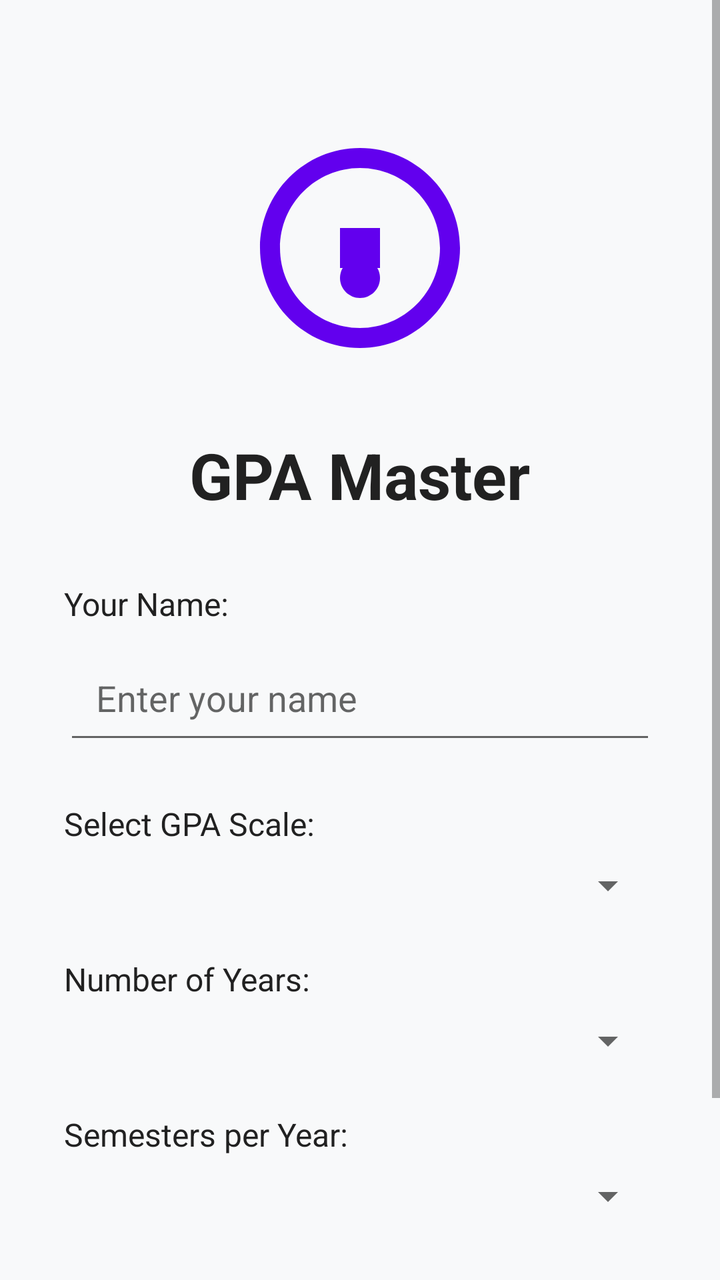
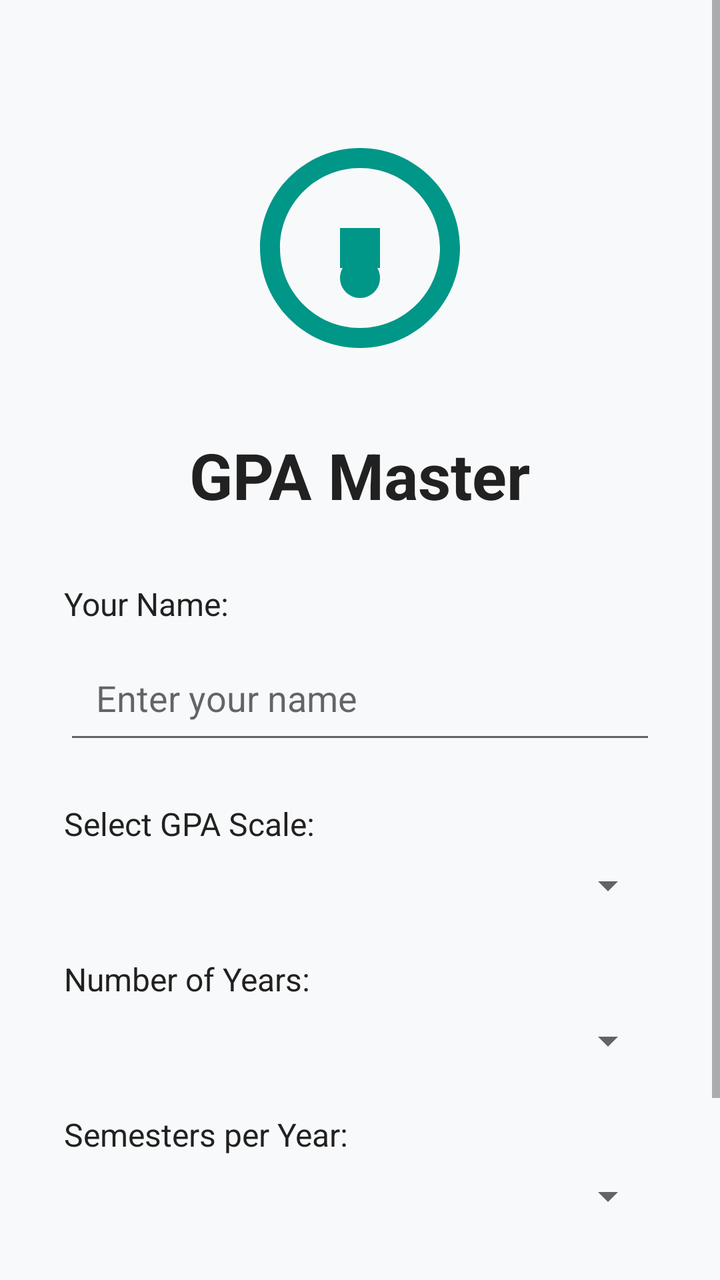

Screens rendered from an Android XML layout before and after an edit, with the pre-edit source and the edit as a unified diff.
<!-- AndroidManifest.xml: application theme Theme.AppCompat.Light.NoActionBar -->
<!-- res/layout/activity_login.xml -->
<?xml version="1.0" encoding="utf-8"?>
<ScrollView xmlns:android="http://schemas.android.com/apk/res/android"
    xmlns:app="http://schemas.android.com/apk/res-auto"
    android:layout_width="match_parent"
    android:layout_height="match_parent"
    android:background="@color/background">

    <LinearLayout
        android:layout_width="match_parent"
        android:layout_height="wrap_content"
        android:orientation="vertical"
        android:padding="32dp">

        <ImageView
            android:id="@+id/imageView"
            android:layout_width="120dp"
            android:layout_height="120dp"
            android:layout_gravity="center"
            android:layout_marginTop="32dp"
            android:layout_marginBottom="32dp"
            android:src="@drawable/ic_gpa"
            app:tint="@color/primary" />

        <TextView
            android:id="@+id/textView"
            android:layout_width="wrap_content"
            android:layout_height="wrap_content"
            android:layout_gravity="center"
            android:layout_marginBottom="32dp"
            android:text="GPA Master"
            android:textColor="@color/text_primary"
            android:textSize="32sp"
            android:textStyle="bold" />

        <TextView
            android:id="@+id/textView2"
            android:layout_width="wrap_content"
            android:layout_height="wrap_content"
            android:layout_marginBottom="8dp"
            android:text="Your Name:"
            android:textColor="@color/text_primary"
            android:textSize="16sp" />

        <EditText
            android:id="@+id/et_name"
            android:layout_width="match_parent"
            android:layout_height="wrap_content"
            android:layout_marginBottom="24dp"
            android:hint="Enter your name"
            android:inputType="textPersonName"
            android:maxLines="1"
            android:padding="16dp" />

        <TextView
            android:id="@+id/textView3"
            android:layout_width="wrap_content"
            android:layout_height="wrap_content"
            android:layout_marginBottom="8dp"
            android:text="Select GPA Scale:"
            android:textColor="@color/text_primary"
            android:textSize="16sp" />

        <Spinner
            android:id="@+id/spinner_scale"
            android:layout_width="match_parent"
            android:layout_height="wrap_content"
            android:layout_marginBottom="24dp" />

        <TextView
            android:id="@+id/textView4"
            android:layout_width="wrap_content"
            android:layout_height="wrap_content"
            android:layout_marginBottom="8dp"
            android:text="Number of Years:"
            android:textColor="@color/text_primary"
            android:textSize="16sp" />

        <Spinner
            android:id="@+id/spinner_years"
            android:layout_width="match_parent"
            android:layout_height="wrap_content"
            android:layout_marginBottom="24dp" />

        <TextView
            android:id="@+id/textView5"
            android:layout_width="wrap_content"
            android:layout_height="wrap_content"
            android:layout_marginBottom="8dp"
            android:text="Semesters per Year:"
            android:textColor="@color/text_primary"
            android:textSize="16sp" />

        <Spinner
            android:id="@+id/spinner_semesters"
            android:layout_width="match_parent"
            android:layout_height="wrap_content"
            android:layout_marginBottom="32dp" />

        <Button
            android:id="@+id/btn_start"
            android:layout_width="match_parent"
            android:layout_height="56dp"
            android:layout_marginTop="16dp"
            android:text="Get Started"
            android:textSize="18sp" />

    </LinearLayout>
</ScrollView>
<!-- resources referenced by this layout -->
<resources>
  <color name="background">#F8F9FA</color>
  <color name="primary">#FF6200EE</color>
  <color name="text_primary">#212121</color>
  <!-- drawable ic_gpa (drawable) -->
  <vector xmlns:android="http://schemas.android.com/apk/res/android"
      android:width="120dp"
      android:height="120dp"
      android:viewportWidth="24"
      android:viewportHeight="24">
      <path
          android:fillColor="@color/primary"
          android:pathData="M12,2C6.48,2 2,6.48 2,12s4.48,10 10,10 10,-4.48 10,-10S17.52,2 12,2zM12,20c-4.41,0 -8,-3.59 -8,-8s3.59,-8 8,-8 8,3.59 8,8 -3.59,8 -8,8z"/>
      <path
          android:fillColor="@color/primary"
          android:pathData="M12,17c1.1,0 2,-0.9 2,-2s-0.9,-2 -2,-2 -2,0.9 -2,2 0.9,2 2,2z"/>
      <path
          android:fillColor="@color/primary"
          android:pathData="M10,10h4v4h-4z"/>
  </vector>
</resources>

<!-- the commit's change to res/layout/activity_login.xml (unified diff, before → after) -->
@@ -102,7 +102,11 @@
             android:layout_height="56dp"
             android:layout_marginTop="16dp"
             android:text="Get Started"
-            android:textSize="18sp" />
+            android:textSize="18sp"
+            android:textColor="@color/white"
+            android:backgroundTint="@color/purple_500"
+            app:backgroundTint="@color/purple_500"/>
+
 
     </LinearLayout>
 </ScrollView>
<!-- resource entries referenced after the edit -->
@@ -1,8 +1,10 @@
 <!-- resources referenced by this layout -->
 <resources>
   <color name="background">#F8F9FA</color>
-  <color name="primary">#FF6200EE</color>
+  <color name="primary">#009688</color>
+  <color name="purple_500">#009688</color>
   <color name="text_primary">#212121</color>
+  <color name="white">#FFFFFFFF</color>
   <!-- drawable ic_gpa (drawable) -->
   <vector xmlns:android="http://schemas.android.com/apk/res/android"
       android:width="120dp"
